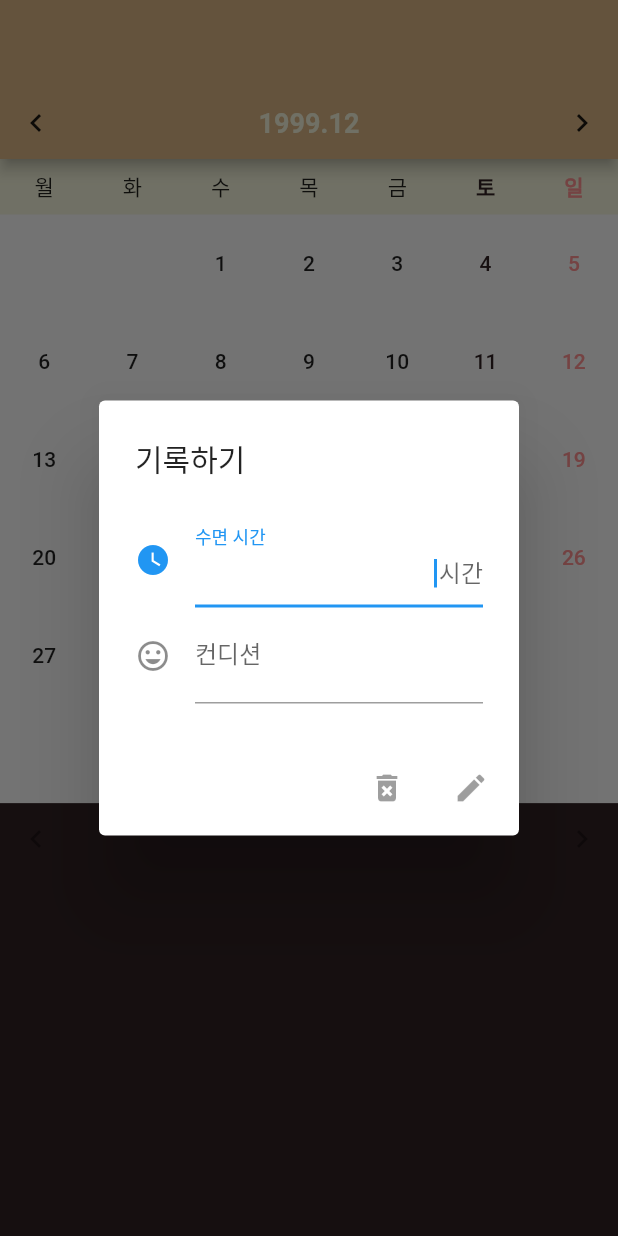
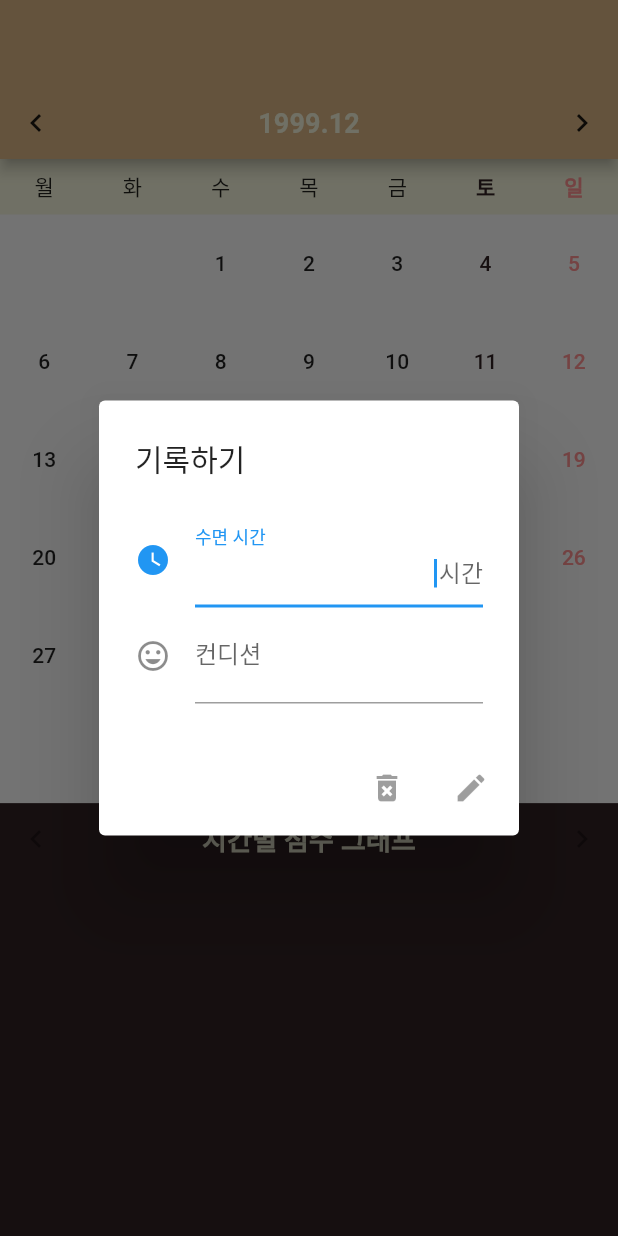
Before and after one commit to BreadKey/zaza, a Flutter app: the screen it shows after launch, after a tap on an icon or button, on a phone screen of 412 x 824 dp. Run offline on Flutter 3.47's test engine with Material 2 defaults, Android fonts, the phone set to English and light mode, and no system bars; drawn by our look-alikes of pull_to_refresh; our stand-ins replace rxdart, sqflite; accounts and stored records are empty.

Commit message:
center chart text, add chart title

```diff
--- a/zaza/lib/constants.dart
+++ b/zaza/lib/constants.dart
@@ -15,4 +15,5 @@ class Strings {
   static const pleaseEnterCorrectScore = "0~100 사이의 숫자를 입력해 주세요!";
   static const hourSuffix = "시간";
   static const scoreSuffix = "점";
+  static const sleepRecordChartTitle = "시간별 점수 그래프";
 }
--- a/zaza/lib/main.dart
+++ b/zaza/lib/main.dart
@@ -7,13 +7,23 @@ class MyApp extends StatelessWidget {
   // This widget is the root of your application.
   @override
   Widget build(BuildContext context) {
+    final primaryColor = Color(0xFFD9B484);
+    final primaryColorLight = Color(0xFFF5F5DC);
+    final primaryColorDark = Color(0xFF312123);
+    final accentColor = Color(0xFFFF9191);
+
     return MaterialApp(
       title: 'Flutter Demo',
       theme: ThemeData(
-          primaryColor: Color(0xFFD9B484),
-          primaryColorLight: Color(0xFFF5F5DC),
-          primaryColorDark: Color(0xFF312123),
-          accentColor: Color(0xFFFF9191)),
+          primaryColor: primaryColor,
+          primaryColorLight: primaryColorLight,
+          primaryColorDark: primaryColorDark,
+          accentColor: accentColor,
+          textTheme: TextTheme(
+              subtitle: TextStyle(
+                  fontWeight: FontWeight.bold,
+                  color: primaryColorLight,
+                  fontSize: 18))),
       home: HomePage(),
     );
   }
--- a/zaza/lib/screens/home_page.dart
+++ b/zaza/lib/screens/home_page.dart
@@ -177,10 +177,7 @@ class _CalendarHeaderState extends State<_CalendarHeader> {
             }),
         Text(
           "${_currentDate?.year}.${_currentDate?.month}",
-          style: TextStyle(
-              fontWeight: FontWeight.bold,
-              color: Theme.of(context).primaryColorLight,
-              fontSize: 18),
+          style: Theme.of(context).textTheme.subtitle,
         ),
         IconButton(
             icon: Icon(Icons.chevron_right),
--- a/zaza/lib/screens/sleep_record_chart.dart
+++ b/zaza/lib/screens/sleep_record_chart.dart
@@ -103,7 +103,7 @@ class _SleepRecordChartState extends State<_SleepRecordChart>
   @override
   Widget build(BuildContext context) {
     final themeData = Theme.of(context);
-    final moveable =_sleepRecords.length > 1;
+    final moveable = _sleepRecords.length > 1;
 
     return Stack(
       children: <Widget>[
@@ -141,6 +141,10 @@ class _SleepRecordChartState extends State<_SleepRecordChart>
                         _firstScoreIndex--;
                       });
                     },
+            ),
+            Text(
+              Strings.sleepRecordChartTitle,
+              style: themeData.textTheme.subtitle,
             ),
             IconButton(
               color: themeData.accentColor,
@@ -188,11 +192,10 @@ class _SleepRecordPieChart extends CustomPainter {
   void paint(Canvas canvas, Size size) {
     if (angles.isEmpty) return;
 
-    final center = Offset(size.width / 2, size.height / 2);
+    final center = Offset(size.width / 2, size.height / 2 * 1.05);
     final radius = (min(center.dx, center.dy) * 0.8);
     final holeRadius = radius * 0.6;
     final textRadius = (radius + holeRadius) / 2;
-    final textCenter = Offset(0.0, textRadius);
     final fontSize = radius * 0.11;
     final strokeWidth = radius * 0.02;
 
@@ -280,7 +283,8 @@ class _SleepRecordPieChart extends CustomPainter {
                   ..color = Colors.black
                   ..style = PaintingStyle.stroke,
               )),
-          textDirection: TextDirection.ltr)
+          textDirection: TextDirection.ltr,
+          textAlign: TextAlign.center)
         ..layout();
 
       textStrokePainter.paint(canvas,
@@ -292,16 +296,9 @@ class _SleepRecordPieChart extends CustomPainter {
               style: TextStyle(
                   fontSize: fontSize,
                   fontWeight: FontWeight.bold,
-                  foreground: Paint()
-                    ..shader = RadialGradient(colors: [
-                      Colors.grey,
-                      Colors.white
-                    ], stops: [
-                      0.0,
-                      0.8
-                    ]).createShader(
-                        Rect.fromCircle(center: textCenter, radius: radius)))),
-          textDirection: TextDirection.ltr)
+                  foreground: Paint()..color = Colors.white)),
+          textDirection: TextDirection.ltr,
+          textAlign: TextAlign.center)
         ..layout();
 
       textFillPainter.paint(canvas,
```
